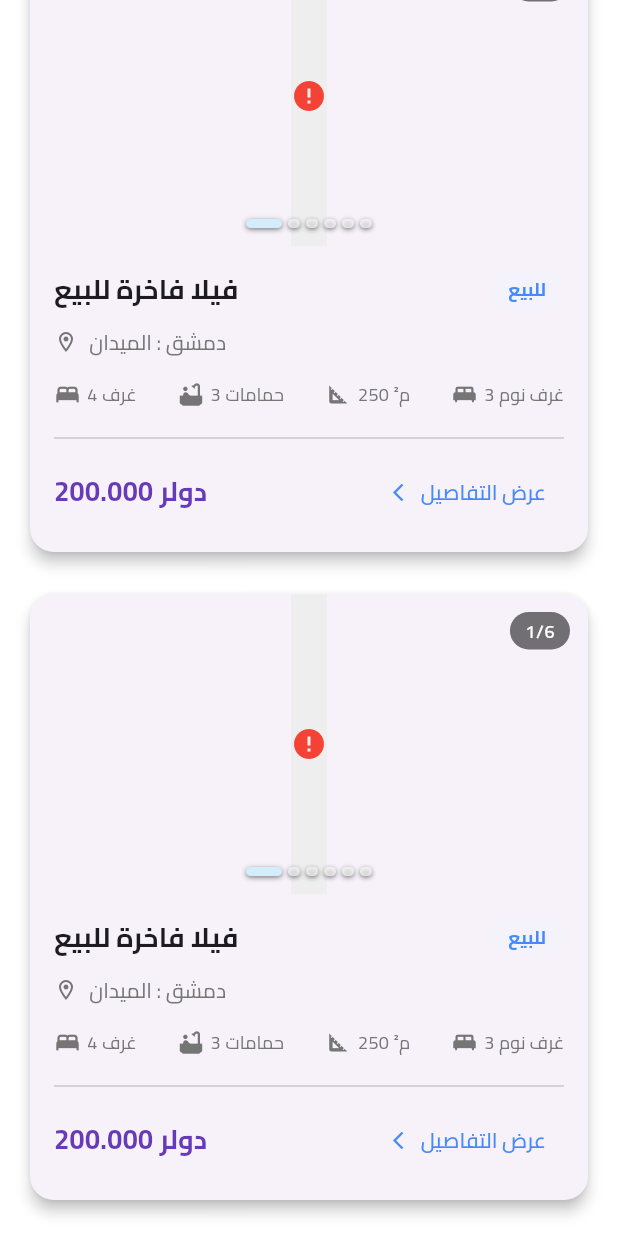
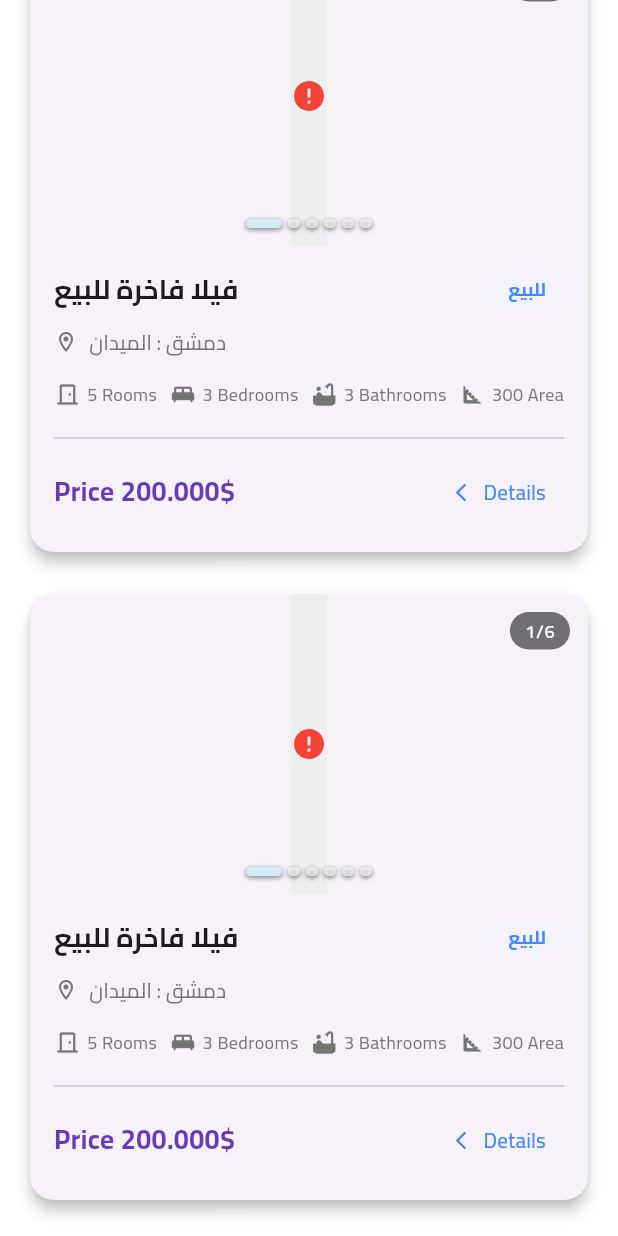
Before and after one commit to MTSH0IT/property_app, a Flutter app: the HomeView screen opened directly, scrolled down 1152 dp, on a phone screen of 412 x 824 dp. Run offline on Flutter 3.47's test engine with Material 3 defaults, Android fonts, the phone set to English and light mode, and no system bars; drawn by our look-alikes of carousel_slider; our stand-ins replace cloud_firestore, easy_localization, firebase_auth, firebase_core, flutter_bloc, flutter_map and 7 more; accounts and stored records are empty; network calls fail.

Commit message:
edit add property and home view ads

```diff
--- a/assets/translations/en.json
+++ b/assets/translations/en.json
@@ -87,6 +87,7 @@
     "light_mode": "Light Mode"
   },
   "add_property": {
+    "chooseCity": "Choose City",
     "title": "Short Title",
     "price": "Enter Price",
     "city": "Enter City",
@@ -150,6 +151,20 @@
     "settings": "Settings",
     "logout": "Logout",
     "success_update": "Profile updated successfully",
-    "error_update": "Error updating profile"
+    "error_update": "Error updating profile",
+    "welcome": "Welcome Back "
+  },
+  "property_details": {
+    "rooms": "Rooms",
+    "bedrooms": "Bedrooms",
+    "bathrooms": "Bathrooms",
+    "floor": "Floor",
+    "area": "Area",
+    "price": "Price",
+    "call": "Call",
+    "description": "Description",
+    "features": "Features",
+    "details": "Details"
   }
+
 }
--- /dev/null
+++ b/l10n.yaml
@@ -0,0 +1,4 @@
+arb-dir: lib/core/language
+template-arb-file: en.arb
+output-localization-file: app_localizations.dart
+output-class: AppLocalizations
--- a/lib/features/filter_property/presentation/view/widgets/city_dropdown_field.dart
+++ b/lib/features/filter_property/presentation/view/widgets/city_dropdown_field.dart
@@ -1,4 +1,5 @@
 import 'package:flutter/material.dart';
+import 'package:easy_localization/easy_localization.dart';
 
 class CityDropdownField extends StatelessWidget {
   const CityDropdownField({
@@ -23,6 +24,10 @@ class CityDropdownField extends StatelessWidget {
   Widget build(BuildContext context) {
     return DropdownButtonFormField<String>(
       value: selectedCity,
+      hint: Text(
+        'add_property.chooseCity'.tr(),
+        style: const TextStyle(color: Colors.black),
+      ),
       decoration: InputDecoration(
         border: OutlineInputBorder(borderRadius: BorderRadius.circular(12)),
         contentPadding: const EdgeInsets.symmetric(horizontal: 16),
--- a/lib/features/main_view.dart/presentation/views/widgets/custom_app_bar.dart
+++ b/lib/features/main_view.dart/presentation/views/widgets/custom_app_bar.dart
@@ -1,3 +1,4 @@
+import 'package:easy_localization/easy_localization.dart';
 import 'package:flutter/material.dart';
 import 'package:property_app/core/helper_functions/get_user_data.dart';
 import 'package:property_app/core/utils/const.dart';
@@ -27,7 +28,7 @@ class CustomAppBar extends StatelessWidget {
                     mainAxisAlignment: MainAxisAlignment.center,
                     children: [
                       Text(
-                        'welcome Back !',
+                        'profile.welcome'.tr(),
                         style: TextStyle(fontSize: 20, color: Colors.blueGrey),
                       ),
                       Text(
--- a/lib/features/main_view.dart/presentation/views/widgets/foother_card_property.dart
+++ b/lib/features/main_view.dart/presentation/views/widgets/foother_card_property.dart
@@ -1,3 +1,4 @@
+import 'package:easy_localization/easy_localization.dart';
 import 'package:flutter/material.dart';
 import 'package:property_app/core/utils/const.dart';
 import 'package:property_app/features/property_details/presentation/views/property_details_view.dart';
@@ -11,7 +12,8 @@ class FooterCardProperty extends StatelessWidget {
       mainAxisAlignment: MainAxisAlignment.spaceBetween,
       children: [
         Text(
-          '200.000 دولر',
+          '${'property_details.price'.tr()} 200.000'
+          r"$",
           style: TextStyle(
             color:
                 Theme.of(context).brightness == Brightness.dark
@@ -26,7 +28,7 @@ class FooterCardProperty extends StatelessWidget {
             Navigator.pushNamed(context, PropertyDetailsView.routeName);
           },
           icon: const Icon(Icons.arrow_back_ios_new, size: 14),
-          label: const Text('عرض التفاصيل'),
+          label: Text('property_details.details'.tr()),
           style: TextButton.styleFrom(
             foregroundColor: kPrimaryColor,
             padding: const EdgeInsets.symmetric(horizontal: 12, vertical: 6),
--- a/lib/features/main_view.dart/presentation/views/widgets/home_view_body.dart
+++ b/lib/features/main_view.dart/presentation/views/widgets/home_view_body.dart
@@ -1,6 +1,7 @@
 import 'package:carousel_slider/carousel_slider.dart';
 import 'package:flutter/material.dart';
 import 'package:property_app/features/main_view.dart/presentation/views/widgets/custom_app_bar.dart';
+import 'package:property_app/features/main_view.dart/presentation/views/widgets/image_property.dart';
 import 'package:property_app/features/main_view.dart/presentation/views/widgets/properaty_card.dart';
 
 class HomeViewBody extends StatefulWidget {
@@ -29,20 +30,18 @@ class _HomeViewBodyState extends State<HomeViewBody> {
         SliverToBoxAdapter(
           child: Padding(
             padding: const EdgeInsets.symmetric(vertical: 16),
+            child: ClipRRect(
+              borderRadius: BorderRadius.circular(25),
               child: CarouselSlider.builder(
                 itemCount: 5,
                 itemBuilder: (context, index, realIndex) {
-                return Container(
-                  color: Colors.blueGrey,
-                  child: Center(
-                    child: Text('Item $index', style: TextStyle(fontSize: 20)),
-                  ),
-                );
+                  return ImagesProperty(image: imgList[index]);
                 },
                 options: CarouselOptions(
                   aspectRatio: 4 / 2,
                   autoPlay: true,
                   enlargeCenterPage: true,
+                ),
               ),
             ),
           ),
--- a/lib/features/main_view.dart/presentation/views/widgets/properaty_card.dart
+++ b/lib/features/main_view.dart/presentation/views/widgets/properaty_card.dart
@@ -7,6 +7,7 @@ import 'package:property_app/features/main_view.dart/presentation/views/widgets/
 import 'package:property_app/features/main_view.dart/presentation/views/widgets/image_property.dart';
 import 'package:property_app/features/main_view.dart/presentation/views/widgets/location_proprty.dart';
 import 'package:property_app/features/main_view.dart/presentation/views/widgets/title_card_proprty.dart';
+import 'package:easy_localization/easy_localization.dart';
 
 class PropertyCard extends StatefulWidget {
   const PropertyCard({super.key, required this.imgList});
@@ -97,10 +98,23 @@ class _PropertyCardState extends State<PropertyCard> {
                 Row(
                   mainAxisAlignment: MainAxisAlignment.spaceBetween,
                   children: [
-                    FeatureItemCard(icon: Icons.bed, text: '4 غرف'),
-                    FeatureItemCard(icon: Icons.bathtub, text: '3 حمامات'),
-                    FeatureItemCard(icon: Icons.square_foot, text: '250 م²'),
-                    FeatureItemCard(icon: Icons.king_bed, text: '3 غرف نوم'),
+                    FeatureItemCard(
+                      icon: Icons.door_front_door_outlined,
+                      text: '5 ${'property_details.rooms'.tr()}',
+                    ),
+
+                    FeatureItemCard(
+                      icon: Icons.king_bed,
+                      text: '3 ${'property_details.bedrooms'.tr()}',
+                    ),
+                    FeatureItemCard(
+                      icon: Icons.bathtub,
+                      text: '3 ${'property_details.bathrooms'.tr()}',
+                    ),
+                    FeatureItemCard(
+                      icon: Icons.square_foot,
+                      text: '300 ${'property_details.area'.tr()}',
+                    ),
                   ],
                 ),
                 const SizedBox(height: 8),
--- a/lib/features/property_details/presentation/views/widgets/card_call.dart
+++ b/lib/features/property_details/presentation/views/widgets/card_call.dart
@@ -1,3 +1,4 @@
+import 'package:easy_localization/easy_localization.dart';
 import 'package:flutter/material.dart';
 import 'package:property_app/core/helper_functions/launchURL.dart';
 
@@ -20,11 +21,12 @@ class CardCall extends StatelessWidget {
             mainAxisAlignment: MainAxisAlignment.spaceBetween,
             children: [
               Text(
-                'السعر',
+                'property_details.price'.tr(),
                 style: const TextStyle(fontWeight: FontWeight.bold),
               ),
               Text(
-                '$price متر مربع',
+                '$price'
+                r"$",
                 style: TextStyle(
                   fontWeight: FontWeight.bold,
                   color:
@@ -51,7 +53,7 @@ class CardCall extends StatelessWidget {
                 ),
               ),
               child: Text(
-                'اتصل',
+                'property_details.call'.tr(),
                 style: const TextStyle(
                   fontSize: 16,
                   fontWeight: FontWeight.bold,
--- a/lib/features/property_details/presentation/views/widgets/ditails_property.dart
+++ b/lib/features/property_details/presentation/views/widgets/ditails_property.dart
@@ -1,5 +1,6 @@
 import 'package:flutter/material.dart';
 import 'package:property_app/features/property_details/presentation/views/widgets/ditails_feature_item.dart';
+import 'package:easy_localization/easy_localization.dart';
 
 class DitailsProperty extends StatelessWidget {
   const DitailsProperty({
@@ -23,31 +24,31 @@ class DitailsProperty extends StatelessWidget {
         DitailsFeatureItem(
           icon: Icons.door_front_door_outlined,
           value: rooms.toString(),
-          label: 'الغرف',
+          label: 'property_details.rooms'.tr(),
         ),
         const SizedBox(width: 16),
         DitailsFeatureItem(
           icon: Icons.bed_outlined,
           value: bedrooms.toString(),
-          label: 'غرف النوم',
+          label: 'property_details.bedrooms'.tr(),
         ),
         const SizedBox(width: 16),
         DitailsFeatureItem(
           icon: Icons.bathtub_outlined,
           value: bathrooms.toString(),
-          label: 'الحمامات',
+          label: 'property_details.bathrooms'.tr(),
         ),
         const SizedBox(width: 16),
         DitailsFeatureItem(
           icon: Icons.domain_rounded,
           value: floor.toString(),
-          label: 'الطابق',
+          label: 'property_details.floor'.tr(),
         ),
         const SizedBox(width: 16),
         DitailsFeatureItem(
           icon: Icons.square_foot,
           value: area.toString(),
-          label: 'متر مربع',
+          label: 'property_details.area'.tr(),
         ),
       ],
     );
--- a/lib/features/property_details/presentation/views/widgets/property_details_view_body.dart
+++ b/lib/features/property_details/presentation/views/widgets/property_details_view_body.dart
@@ -7,6 +7,7 @@ import 'package:property_app/features/property_details/presentation/views/widget
 import 'package:property_app/features/property_details/presentation/views/widgets/custom_icon_button.dart';
 import 'package:property_app/features/property_details/presentation/views/widgets/ditails_property.dart';
 import 'package:property_app/features/property_details/presentation/views/widgets/title_details_property.dart';
+import 'package:easy_localization/easy_localization.dart';
 
 class PropertyDetailsViewBody extends StatefulWidget {
   const PropertyDetailsViewBody({super.key});
@@ -101,7 +102,10 @@ class _PropertyDetailsViewBodyState extends State<PropertyDetailsViewBody> {
                   area: 320,
                 ),
                 const SizedBox(height: 24),
-                Text('الوصف', style: TextStyle(fontWeight: FontWeight.bold)),
+                Text(
+                  'property_details.description'.tr(),
+                  style: TextStyle(fontWeight: FontWeight.bold),
+                ),
                 const SizedBox(height: 8),
                 Text(
                   'فيلا فاخرة للبيع في حي النخيل الفاخر، مساحة الأرض 600 متر مربع، مساحة البناء 320 متر مربع، تتكون من 4 غرف نوم ماستر، 3 دورات مياه، صالة، مجلس رجال، مجلس نساء، مطبخ، ملحق خارجي، مواقف سيارات، مدخل سيارة، حديقة، مسبح، غرفة خادمة، مخزن، نظام أمني، نظام ري آلي، تكييف مركزي، نظام إنذار حريق، نظام إنذار سرقة، نظام كاميرات مراقبة، نظام صوتي، نظام إنارة خارجية، نظام ري آلي، نظام صرف صحي، نظام كهرباء احتياطي، نظام مياه ساخنة، نظام تدفئة مركزية، نظام تكييف مركزي، نظام إنذار حريق، نظام إنذار سرقة، نظام كاميرات مراقبة، نظام صوتي، نظام إنارة خارجية، نظام ري آلي، نظام صرف صحي، نظام كهرباء احتياطي، نظام مياه ساخنة، نظام تدفئة مركزية، نظام تكييف مركزي.',
@@ -109,7 +113,10 @@ class _PropertyDetailsViewBodyState extends State<PropertyDetailsViewBody> {
                   textAlign: TextAlign.right,
                 ),
                 const SizedBox(height: 24),
-                Text('المميزات', style: TextStyle(fontWeight: FontWeight.bold)),
+                Text(
+                  'property_details.features'.tr(),
+                  style: TextStyle(fontWeight: FontWeight.bold),
+                ),
                 const SizedBox(height: 12),
                 Wrap(
                   spacing: 8,
--- a/pubspec.yaml
+++ b/pubspec.yaml
@@ -38,6 +38,7 @@ dependencies:
   flutter:
     sdk: flutter
   flutter_bloc: ^9.1.1
+  flutter_map: ^8.1.1
   flutter_svg: ^2.1.0
   geolocator: ^14.0.0
   google_maps_flutter: ^2.12.1
```
Also changed, not shown: assets/translations/ar.json (+16 -1 lines), lib/features/add_property/presentation/views/widgets/add_property_view_body.dart (+23 -11 lines), lib/features/add_property/presentation/views/widgets/type_property.dart (+7 -11 lines), lib/features/main_view.dart/presentation/views/widgets/map_view_body.dart (+57 -4 lines), pubspec.lock. Lines whose indentation alone changed are shown as unchanged.
